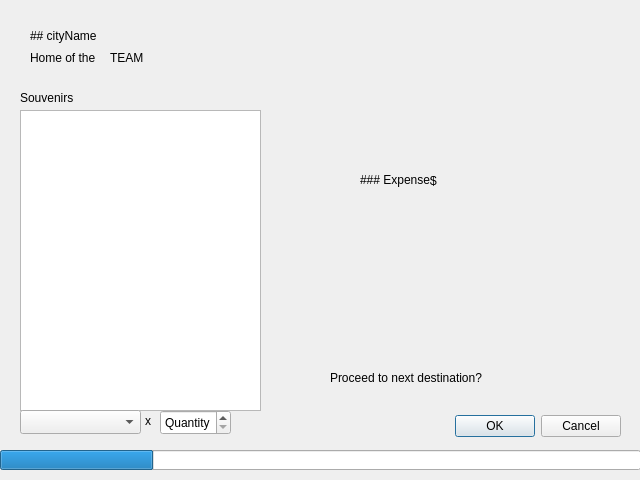
The window that Project-2-NFL/tripprogressWidget.ui (massivemembrain/Project-2-NFL) describes before a commit, drawn with Qt 5.
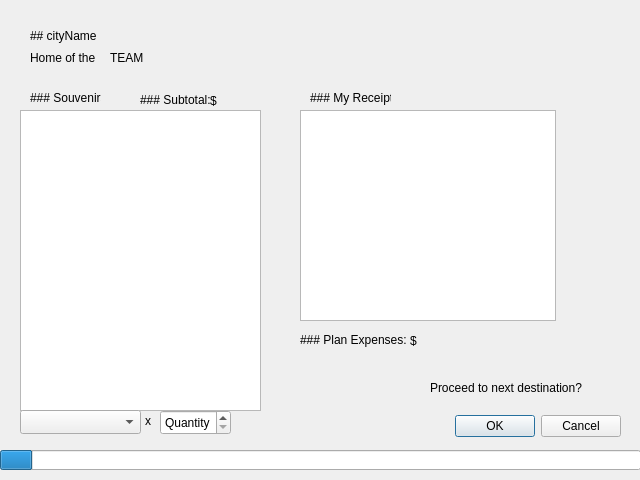
The same window after the commit.

Diff of the .ui file:
```diff
--- a/Project-2-NFL/tripprogressWidget.ui
+++ b/Project-2-NFL/tripprogressWidget.ui
@@ -58,8 +58,8 @@
   <widget class="QLabel" name="label_proceed">
    <property name="geometry">
     <rect>
-     <x>330</x>
-     <y>370</y>
+     <x>430</x>
+     <y>380</y>
      <width>161</width>
      <height>16</height>
     </rect>
@@ -103,8 +103,8 @@
   <widget class="QLabel" name="totalExpenses">
    <property name="geometry">
     <rect>
-     <x>430</x>
-     <y>170</y>
+     <x>210</x>
+     <y>90</y>
      <width>71</width>
      <height>21</height>
     </rect>
@@ -116,14 +116,17 @@
   <widget class="QLabel" name="label_souvenir">
    <property name="geometry">
     <rect>
-     <x>20</x>
+     <x>30</x>
      <y>90</y>
-     <width>61</width>
+     <width>71</width>
      <height>16</height>
     </rect>
    </property>
    <property name="text">
-    <string>Souvenirs</string>
+    <string>### Souvenirs</string>
+   </property>
+   <property name="textFormat">
+    <enum>Qt::MarkdownText</enum>
    </property>
   </widget>
   <widget class="QLabel" name="label_home">
@@ -158,14 +161,14 @@
   <widget class="QLabel" name="label_expenses">
    <property name="geometry">
     <rect>
-     <x>360</x>
-     <y>170</y>
+     <x>140</x>
+     <y>90</y>
      <width>71</width>
      <height>20</height>
     </rect>
    </property>
    <property name="text">
-    <string>### Expenses:</string>
+    <string>### Subtotal:</string>
    </property>
    <property name="textFormat">
     <enum>Qt::MarkdownText</enum>
@@ -203,12 +206,67 @@
     </rect>
    </property>
    <property name="value">
-    <number>24</number>
+    <number>5</number>
    </property>
    <property name="textVisible">
     <bool>false</bool>
    </property>
   </widget>
+  <widget class="QLabel" name="label_plan_total">
+   <property name="geometry">
+    <rect>
+     <x>300</x>
+     <y>330</y>
+     <width>111</width>
+     <height>20</height>
+    </rect>
+   </property>
+   <property name="text">
+    <string>### Plan Expenses:</string>
+   </property>
+   <property name="textFormat">
+    <enum>Qt::MarkdownText</enum>
+   </property>
+  </widget>
+  <widget class="QLabel" name="totalExpensePlan">
+   <property name="geometry">
+    <rect>
+     <x>410</x>
+     <y>330</y>
+     <width>71</width>
+     <height>21</height>
+    </rect>
+   </property>
+   <property name="text">
+    <string>$ </string>
+   </property>
+  </widget>
+  <widget class="QTextBrowser" name="tripReceipt">
+   <property name="geometry">
+    <rect>
+     <x>300</x>
+     <y>110</y>
+     <width>256</width>
+     <height>211</height>
+    </rect>
+   </property>
+  </widget>
+  <widget class="QLabel" name="label_receipt">
+   <property name="geometry">
+    <rect>
+     <x>310</x>
+     <y>90</y>
+     <width>81</width>
+     <height>16</height>
+    </rect>
+   </property>
+   <property name="text">
+    <string>### My Receipt</string>
+   </property>
+   <property name="textFormat">
+    <enum>Qt::MarkdownText</enum>
+   </property>
+  </widget>
  </widget>
  <resources/>
  <connections/>
```
Left out of the diff: 4 changed lines with no effect on the pictures.
